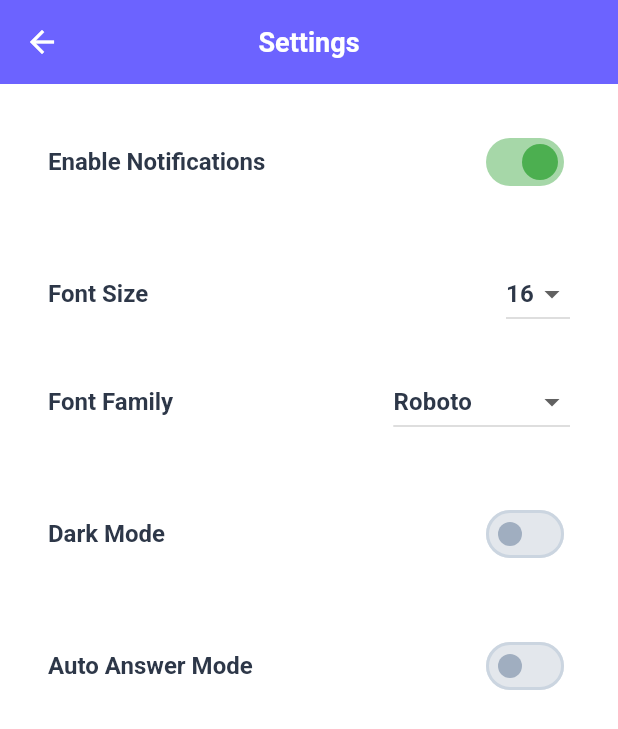
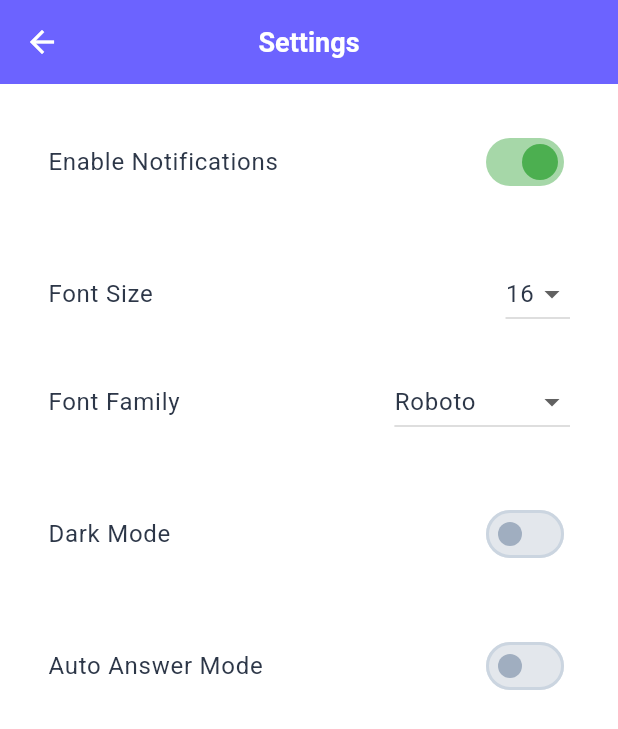
Before and after one commit to janhae4/final_flutter, a Flutter app: the SettingsScreen screen opened directly, on a phone screen of 412 x 824 dp. Shown: the top 729 px of the screen. Run offline on Flutter 3.47's test engine with Material 3 defaults, Android fonts, the phone set to English and light mode, and no system bars; our stand-ins replace badges, equatable, file_picker, flutter_bloc, flutter_local_notifications, flutter_native_timezone and 6 more; missing offline and left inert: dart_quill_delta, flutter_quill; accounts and stored records are empty; network calls fail.

Commit message:
setting_final

```diff
--- a/final_flutter/lib/presentation/screens/email/compose_screen.dart
+++ b/final_flutter/lib/presentation/screens/email/compose_screen.dart
@@ -268,13 +268,16 @@ class _ComposeEmailScreenState extends State<ComposeEmailScreen>
     final defaultFont = settings.fontFamily;
 
     return Scaffold(
+      backgroundColor: Theme.of(context).scaffoldBackgroundColor,
       appBar: AppBar(
+        backgroundColor: Theme.of(context).colorScheme.primary,
         title: Text(
           widget.replyTo != null
               ? 'Reply'
               : widget.forward != null
               ? 'Forward'
               : 'Compose',
+          style: Theme.of(context).appBarTheme.titleTextStyle,
         ),
         actions: [
           // Draft indicator
--- a/final_flutter/lib/presentation/screens/email/detail_screen.dart
+++ b/final_flutter/lib/presentation/screens/email/detail_screen.dart
@@ -55,6 +55,7 @@ class _EmailDetailScreenState extends State<EmailDetailScreen>
   @override
   Widget build(BuildContext context) {
     return Scaffold(
+      backgroundColor: Theme.of(context).scaffoldBackgroundColor,
       body: BlocConsumer<EmailBloc, EmailState>(
         listener: (context, state) {
           if (state is EmailDetailLoaded) {
--- a/final_flutter/lib/presentation/screens/home/settings_screen.dart
+++ b/final_flutter/lib/presentation/screens/home/settings_screen.dart
@@ -48,7 +48,7 @@ class _SettingsScreenState extends State<SettingsScreen> {
         final fontSize = state.fontSize;
         return Scaffold(
           appBar: AppBar(
-            title: const Text('Settings'),
+            title: Text('Settings', style: Theme.of(context).appBarTheme.titleTextStyle),
             centerTitle: true,
             leading: const BackButton(),
           ),
@@ -56,32 +56,32 @@ class _SettingsScreenState extends State<SettingsScreen> {
             padding: const EdgeInsets.all(16),
             children: [
               SwitchListTile(
-                title: Text('Enable Notifications', style: TextStyle(fontFamily: fontFamily, fontSize: fontSize)),
+                title: Text('Enable Notifications', style: Theme.of(context).textTheme.bodyLarge),
                 value: state.notificationsEnabled,
                 onChanged: (val) => context.read<SettingsBloc>().add(ToggleNotifications(val)),
               ),
               const SizedBox(height: 16),
               ListTile(
-                title: Text('Font Size', style: TextStyle(fontFamily: fontFamily, fontSize: fontSize)),
+                title: Text('Font Size', style: Theme.of(context).textTheme.bodyLarge),
                 trailing: DropdownButton<double>(
                   value: state.fontSize,
                   items: [14, 16, 18, 20]
                       .map((size) => DropdownMenuItem(
                             value: size.toDouble(),
-                            child: Text('$size', style: TextStyle(fontFamily: fontFamily, fontSize: fontSize)),
+                            child: Text('$size', style: Theme.of(context).textTheme.bodyLarge),
                           ))
                       .toList(),
                   onChanged: (val) => context.read<SettingsBloc>().add(ChangeFontSize(val!)),
                 ),
               ),
               ListTile(
-                title: Text('Font Family', style: TextStyle(fontFamily: fontFamily, fontSize: fontSize)),
+                title: Text('Font Family', style: Theme.of(context).textTheme.bodyLarge),
                 trailing: DropdownButton<String>(
                   value: state.fontFamily,
                   items: ['Roboto', 'Montserrat', 'NotoSans', 'Lato']
                       .map((font) => DropdownMenuItem(
                             value: font,
-                            child: Text(font, style: TextStyle(fontFamily: font, fontSize: fontSize)),
+                            child: Text(font, style: Theme.of(context).textTheme.bodyLarge?.copyWith(fontFamily: font)),
                           ))
                       .toList(),
                   onChanged: (val) => context.read<SettingsBloc>().add(ChangeFontFamily(val!)),
@@ -89,13 +89,13 @@ class _SettingsScreenState extends State<SettingsScreen> {
               ),
               const SizedBox(height: 16),
               SwitchListTile(
-                title: Text('Dark Mode', style: TextStyle(fontFamily: fontFamily, fontSize: fontSize)),
+                title: Text('Dark Mode', style: Theme.of(context).textTheme.bodyLarge),
                 value: state.isDarkMode,
                 onChanged: (val) => context.read<SettingsBloc>().add(ToggleDarkMode(val)),
               ),
               const SizedBox(height: 16),
               SwitchListTile(
-                title: Text('Auto Answer Mode', style: TextStyle(fontFamily: fontFamily, fontSize: fontSize)),
+                title: Text('Auto Answer Mode', style: Theme.of(context).textTheme.bodyLarge),
                 value: state.autoAnswerEnabled,
                 onChanged: (val) => context.read<SettingsBloc>().add(ToggleAutoAnswer(val)),
               ),
@@ -107,19 +107,14 @@ class _SettingsScreenState extends State<SettingsScreen> {
                       labelText: 'Auto Answer Content',
                       border: const OutlineInputBorder(),
                       filled: true,
-                      fillColor: Theme.of(context).colorScheme.surfaceContainerLowest,
+                      fillColor: Theme.of(context).colorScheme.surface,
                       labelStyle: Theme.of(context).textTheme.bodyMedium?.copyWith(
                         color: Theme.of(context).colorScheme.onSurfaceVariant,
-                        fontFamily: fontFamily,
-                        fontSize: fontSize,
                       ),
                     ),
                     minLines: 1,
                     maxLines: 3,
-                    style: Theme.of(context).textTheme.bodyMedium?.copyWith(
-                      fontFamily: fontFamily,
-                      fontSize: fontSize,
-                    ),
+                    style: Theme.of(context).textTheme.bodyMedium,
                     controller: _autoAnswerController,
                     onChanged: (val) {
                       if (val != state.autoAnswerContent) {
```
Also changed, not shown: final_flutter/lib/logic/email/email_bloc.dart (+35 -5 lines), final_flutter/lib/main.dart (+7 -6 lines), final_flutter/lib/presentation/screens/email/inbox_screen.dart (+24 -24 lines), final_flutter/lib/presentation/screens/home/home_screen.dart (+6 -1 lines), final_flutter/lib/presentation/widget/app_drawer.dart (+11 -11 lines).
